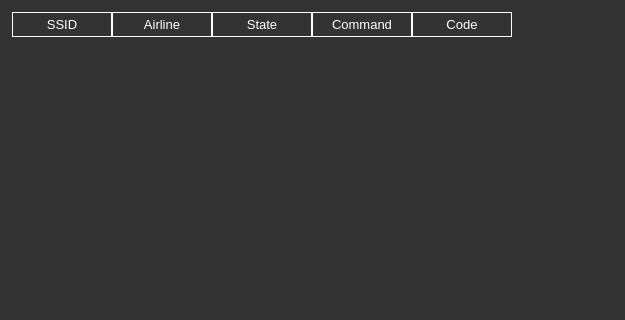
SUV-Olympiad/SUV-GCS, file ui/departurecontrol.ui: the form before one commit; both pictures show x 0 to 625 and y 0 to 320 of the 986 by 597 pixel window.
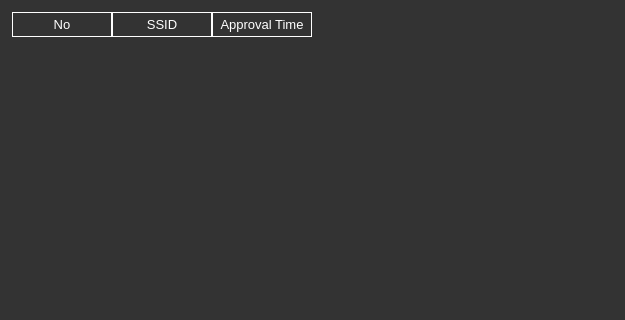
The form after the commit.

Commit message: Change flight approval ui

Patch:
```diff
--- a/ui/departurecontrol.ui
+++ b/ui/departurecontrol.ui
@@ -41,6 +41,11 @@
      <property name="verticalScrollMode">
       <enum>QAbstractItemView::ScrollPerItem</enum>
      </property>
+     <column>
+      <property name="text">
+       <string>No</string>
+      </property>
+     </column>
      <column>
       <property name="text">
        <string>SSID</string>
@@ -48,22 +53,7 @@
      </column>
      <column>
       <property name="text">
-       <string>Airline</string>
-      </property>
-     </column>
-     <column>
-      <property name="text">
-       <string>State</string>
-      </property>
-     </column>
-     <column>
-      <property name="text">
-       <string>Command</string>
-      </property>
-     </column>
-     <column>
-      <property name="text">
-       <string>Code</string>
+       <string>Approval Time</string>
       </property>
      </column>
     </widget>
```
The commit also changes 2 other files.
